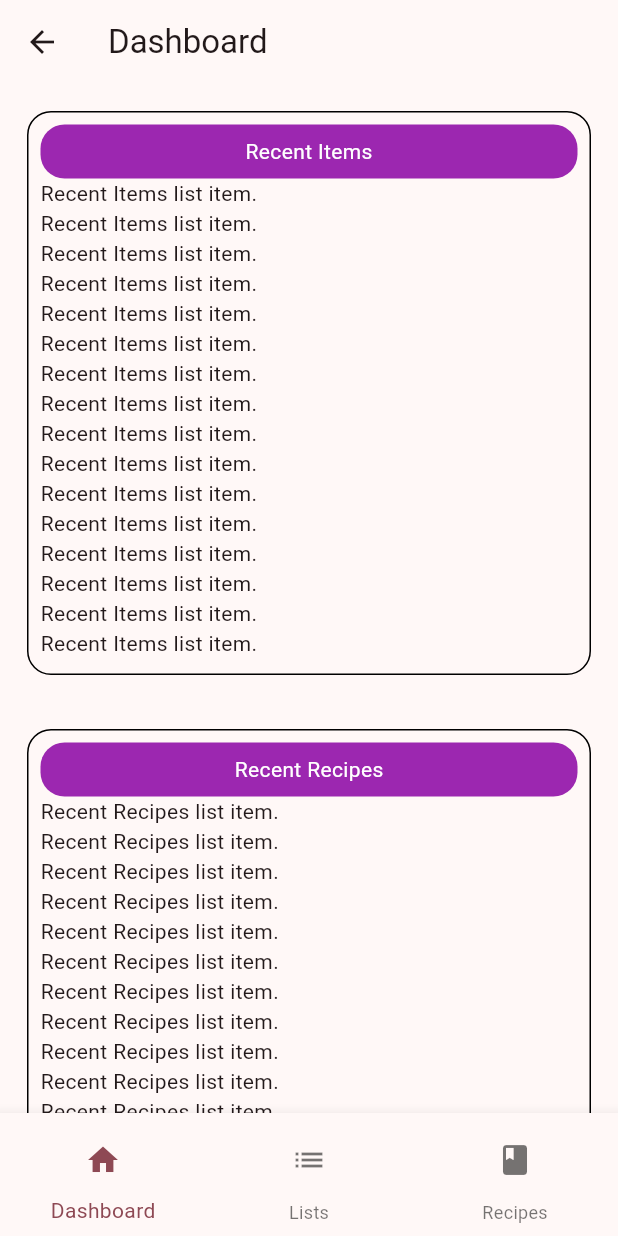
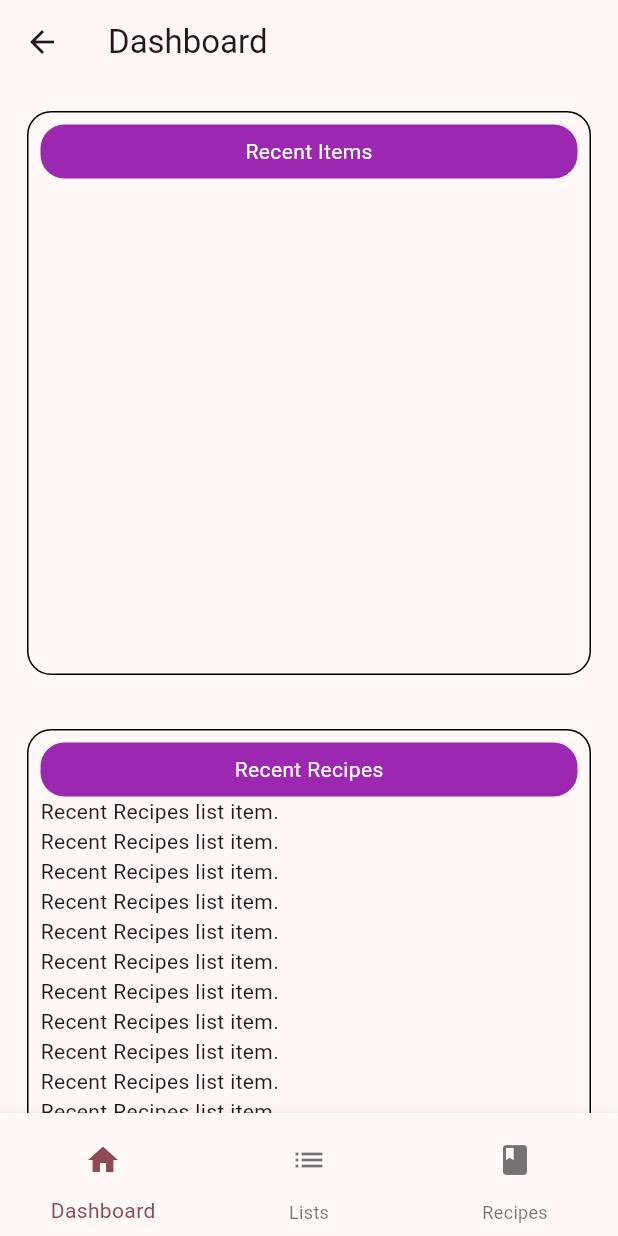
Before and after one commit to BMarx981/GrocerApp, a Flutter app: the DashboardPage screen opened by its route, on a phone screen of 412 x 824 dp. Run offline on Flutter 3.47's test engine with Material 3 defaults, Android fonts, the phone set to English and light mode, and no system bars; our stand-ins replace beamer, drift, flutter_riverpod, riverpod_annotation, sqlite3_flutter_libs; missing offline and left inert: sqlite3; accounts and stored records are empty; generated files the repository leaves out were written again.

Commit message:
Fix recent items dashboard.

```diff
--- a/lib/domain/repository/grocery_item_repository.dart
+++ b/lib/domain/repository/grocery_item_repository.dart
@@ -9,8 +9,8 @@ class GroceryItemRepository extends _$GroceryItemRepository {
   late final AppDatabase db = ref.read(databaseProvider);
 
   @override
-  Future<List<GroceryItemData>> build() {
-    return db.select(db.groceryItems).get();
+  Stream<List<GroceryItemData>> build() {
+    return db.select(db.groceryItems).watch();
   }
 
   Future<int> addItem(
--- a/lib/presentation/view/features/dashboard/recent_items_grid_widget.dart
+++ b/lib/presentation/view/features/dashboard/recent_items_grid_widget.dart
@@ -1,20 +1,21 @@
 import 'package:flutter/material.dart';
 import 'package:flutter_riverpod/flutter_riverpod.dart';
+import 'package:grocerapp/domain/repository/grocery_item_repository.dart';
+import 'package:grocerapp/presentation/common_widgets/error_message_widget.dart';
 import 'package:grocerapp/presentation/view/features/dashboard/dashboard_title_widget.dart';
 
-class RecentItemsGridWidget extends ConsumerStatefulWidget {
+class RecentItemsGridWidget extends ConsumerWidget {
   const RecentItemsGridWidget({
     super.key,
   });
 
   @override
-  ConsumerState<RecentItemsGridWidget> createState() =>
-      _RecentItemsGridWidgetState();
-}
-
-class _RecentItemsGridWidgetState extends ConsumerState<RecentItemsGridWidget> {
-  @override
-  Widget build(BuildContext context) {
+  Widget build(BuildContext context, WidgetRef ref) {
+    final provider = ref.watch(groceryItemRepositoryProvider);
+    return provider.when(
+        loading: () => const Center(child: CircularProgressIndicator()),
+        error: (e, stackTrace) => ErrorMessageWidget(e.toString()),
+        data: (data) {
           return Padding(
             padding: const EdgeInsets.all(18.0),
             child: Container(
@@ -32,17 +33,22 @@ class _RecentItemsGridWidgetState extends ConsumerState<RecentItemsGridWidget> {
                           const DashboardTitleWidget(title: "Recent Items"),
                           Expanded(
                             child: ListView.builder(
-                        itemCount: 20,
+                              itemCount: data.length,
                               itemBuilder: (BuildContext context, int index) {
-                          return const Text("Recent Items list item.");
+                                return Row(
+                                  children: [Text(data[index].name!)],
+                                );
                               },
-                      )),
+                            ),
+                          ),
                         ],
                       ),
                     )
                   ],
                 ),
-          )),
+              ),
+            ),
           );
+        });
   }
 }
```
Also changed, not shown: lib/presentation/view/features/lists/add_item_dialog.dart (+10 -2 lines), lib/presentation/view/features/lists/details_tile_widget.dart (added, +64 -0 lines), lib/presentation/view/features/lists/lists_page.dart (+3 -40 lines), lib/domain/repository/grocery_item_repository.g.dart, lib/domain/repository/lists_repository.g.dart. Lines whose indentation alone changed are shown as unchanged.
